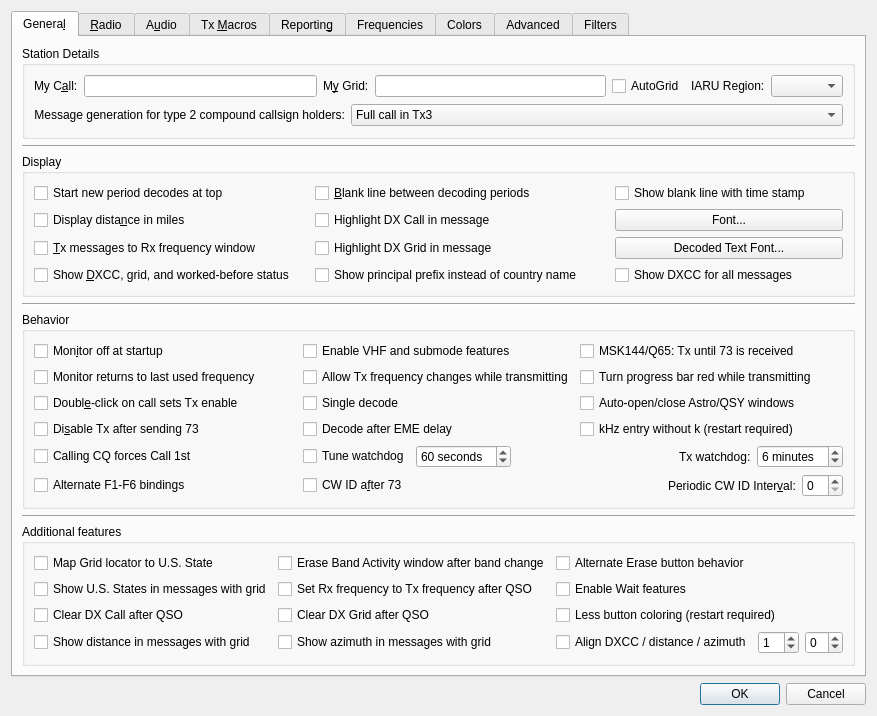
This is Configuration_ohneAlerts.ui in uaro-radio/wsjtx as Qt 5 draws it before an edit. The edited form follows.
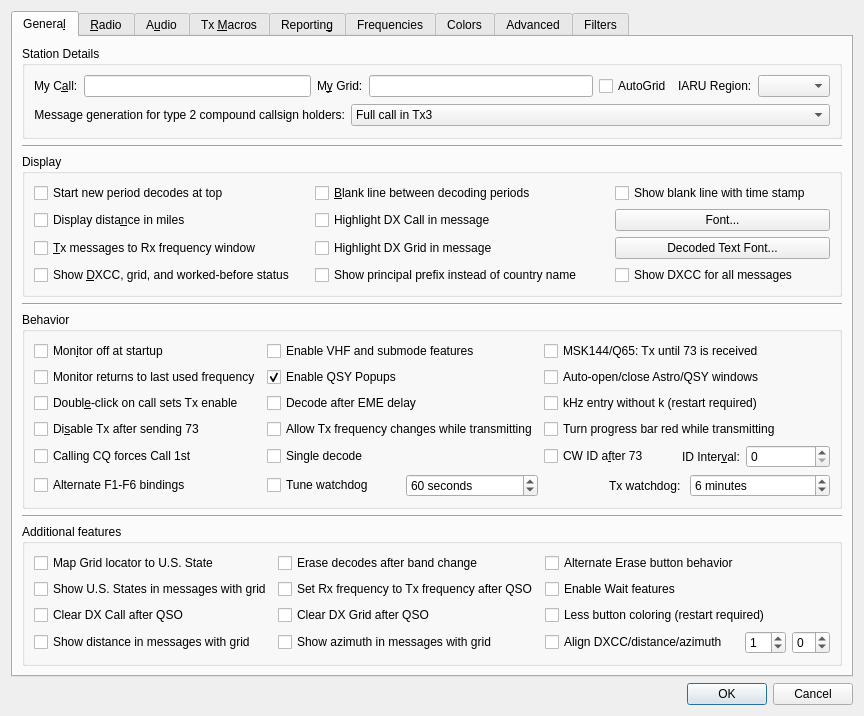
This is the edited form. Custom widgets are drawn as their Qt base class.

Commit message: Update to 241018-006r: Move Enable QSY Messages checkbox to the View menu + Save and restore more QSYMessageCreator parameters.

Diff of the .ui file:
```diff
--- a/Configuration_ohneAlerts.ui
+++ b/Configuration_ohneAlerts.ui
@@ -6,7 +6,7 @@
    <rect>
     <x>0</x>
     <y>0</y>
-    <width>840</width>
+    <width>825</width>
     <height>705</height>
    </rect>
   </property>
@@ -303,28 +303,8 @@
          <property name="title">
           <string>Behavior</string>
          </property>
-         <layout class="QGridLayout" name="gridLayout_8">
-          <item row="0" column="2">
-           <widget class="QCheckBox" name="repeat_Tx_check_box">
-            <property name="toolTip">
-             <string>&lt;html&gt;&lt;head/&gt;&lt;body&gt;&lt;p&gt;Tx until 73 is received when in MSK144 or Q65 mode. &lt;/p&gt;&lt;/body&gt;&lt;/html&gt;</string>
-            </property>
-            <property name="text">
-             <string>MSK144/Q65: Tx until 73 is received</string>
-            </property>
-           </widget>
-          </item>
-          <item row="1" column="0">
-           <widget class="QCheckBox" name="monitor_last_used_check_box">
-            <property name="toolTip">
-             <string>&lt;html&gt;&lt;head/&gt;&lt;body&gt;&lt;p&gt;Check this if you wish to automatically return to the last monitored frequency when monitor is enabled, leave it unchecked if you wish to have the current rig frequency maintained.&lt;/p&gt;&lt;/body&gt;&lt;/html&gt;</string>
-            </property>
-            <property name="text">
-             <string>Monitor returns to last used frequency</string>
-            </property>
-           </widget>
-          </item>
-          <item row="3" column="0">
+         <layout class="QGridLayout" name="gridLayout_8" rowstretch="0,0,0,0,0,0,0,0" columnstretch="2,3,0,2">
+          <item row="5" column="0">
            <widget class="QCheckBox" name="disable_TX_on_73_check_box">
             <property name="toolTip">
              <string>Turns off automatic transmissions after sending a 73 or any other free
@@ -335,10 +315,20 @@
             </property>
            </widget>
           </item>
-          <item row="2" column="1">
-           <widget class="QCheckBox" name="single_decode_check_box">
+          <item row="4" column="0">
+           <widget class="QCheckBox" name="quick_call_check_box">
+            <property name="toolTip">
+             <string>Automatic transmission mode.</string>
+            </property>
             <property name="text">
-             <string>Single decode</string>
+             <string>Doubl&amp;e-click on call sets Tx enable</string>
+            </property>
+           </widget>
+          </item>
+          <item row="7" column="0">
+           <widget class="QCheckBox" name="alternate_bindings_check_box">
+            <property name="text">
+             <string>Alternate F1-F6 bindings</string>
             </property>
            </widget>
           </item>
@@ -349,57 +339,23 @@
             </property>
            </widget>
           </item>
-          <item row="8" column="0">
-           <widget class="QCheckBox" name="alternate_bindings_check_box">
-            <property name="text">
-             <string>Alternate F1-F6 bindings</string>
-            </property>
-           </widget>
-          </item>
-          <item row="3" column="2">
-           <widget class="QCheckBox" name="kHz_without_k_check_box">
+          <item row="1" column="0">
+           <widget class="QCheckBox" name="monitor_last_used_check_box">
             <property name="toolTip">
              <string>&lt;html&gt;&lt;head/&gt;&lt;body&gt;&lt;p&gt;Allow kHz frequency offset entry without 'k' suffix.&lt;/p&gt;&lt;/body&gt;&lt;/html&gt;</string>
             </property>
             <property name="text">
-             <string>kHz entry without k (restart required)</string>
+             <string>Monitor returns to last used frequency</string>
             </property>
            </widget>
           </item>
-          <item row="2" column="2">
-           <widget class="QCheckBox" name="auto_astro_check_box">
-            <property name="toolTip">
-             <string>&lt;html&gt;&lt;head/&gt;&lt;body&gt;&lt;p&gt;Open the Astronomical Data window automatically when switching to Q65 or JT65 mode and Decode after EME delay is enabled, and close it when no longer needed.&lt;/p&gt;&lt;p&gt;Open the QSYMessage Creator automatically if the VHF Features are enabled and such QSY messages are applicable.&lt;/p&gt;&lt;/body&gt;&lt;/html&gt;</string>
-            </property>
-            <property name="text">
-             <string>Auto-open/close Astro/QSY windows</string>
-            </property>
-           </widget>
-          </item>
-          <item row="3" column="1">
+          <item row="4" column="1">
            <widget class="QCheckBox" name="decode_at_52s_check_box">
             <property name="text">
              <string>Decode after EME delay</string>
             </property>
            </widget>
           </item>
-          <item row="1" column="2">
-           <widget class="QCheckBox" name="progress_bar_check_box">
-            <property name="toolTip">
-             <string>&lt;html&gt;&lt;head/&gt;&lt;body&gt;&lt;p&gt;Turn the progress bar red while transmitting.&lt;/p&gt;&lt;/body&gt;&lt;/html&gt;</string>
-            </property>
-            <property name="text">
-             <string>Turn progress bar red while transmitting</string>
-            </property>
-           </widget>
-          </item>
-          <item row="0" column="1">
-           <widget class="QCheckBox" name="enable_VHF_features_check_box">
-            <property name="text">
-             <string>Enable VHF and submode features</string>
-            </property>
-           </widget>
-          </item>
           <item row="0" column="0">
            <widget class="QCheckBox" name="monitor_off_check_box">
             <property name="toolTip">
@@ -413,32 +369,43 @@
             </property>
            </widget>
           </item>
-          <item row="8" column="1" colspan="2">
-           <layout class="QHBoxLayout" name="horizontalLayout_9">
-            <item>
-             <widget class="QCheckBox" name="CW_id_after_73_check_box">
-              <property name="toolTip">
-               <string>Send a CW ID after every 73 or free text message.</string>
-              </property>
-              <property name="text">
-               <string>CW ID a&amp;fter 73</string>
-              </property>
-             </widget>
-            </item>
-            <item>
-             <spacer name="horizontalSpacer">
-              <property name="orientation">
-               <enum>Qt::Horizontal</enum>
-              </property>
-              <property name="sizeHint" stdset="0">
-               <size>
-                <width>0</width>
-                <height>0</height>
-               </size>
-              </property>
-             </spacer>
-            </item>
-            <item>
+          <item row="6" column="1">
+           <widget class="QCheckBox" name="single_decode_check_box">
+            <property name="text">
+             <string>Single decode</string>
+            </property>
+           </widget>
+          </item>
+          <item row="5" column="1">
+           <widget class="QCheckBox" name="tx_QSY_check_box">
+            <property name="toolTip">
+             <string>&lt;html&gt;&lt;head/&gt;&lt;body&gt;&lt;p&gt;Some rigs are not able to process CAT commands while transmitting. This means that if you are operating in split mode you may have to uncheck this option.&lt;/p&gt;&lt;/body&gt;&lt;/html&gt;</string>
+            </property>
+            <property name="text">
+             <string>Allow Tx frequency changes while transmitting</string>
+            </property>
+           </widget>
+          </item>
+          <item row="1" column="1">
+           <widget class="QCheckBox" name="qsy_popup_check_box">
+            <property name="text">
+             <string>Enable QSY Popups</string>
+            </property>
+            <property name="checked">
+             <bool>true</bool>
+            </property>
+           </widget>
+          </item>
+          <item row="0" column="1">
+           <widget class="QCheckBox" name="enable_VHF_features_check_box">
+            <property name="text">
+             <string>Enable VHF and submode features</string>
+            </property>
+           </widget>
+          </item>
+          <item row="6" column="3">
+           <layout class="QHBoxLayout" name="horizontalLayout_9" stretch="0,0">
+            <item alignment="Qt::AlignRight">
              <widget class="QLabel" name="label">
               <property name="sizePolicy">
                <sizepolicy hsizetype="Preferred" vsizetype="Preferred">
@@ -447,7 +414,7 @@
                </sizepolicy>
               </property>
               <property name="text">
-               <string>Periodic CW ID Inter&amp;val:</string>
+               <string>ID Inter&amp;val:</string>
               </property>
               <property name="buddy">
                <cstring>CW_id_interval_spin_box</cstring>
@@ -466,25 +433,25 @@
             </item>
            </layout>
           </item>
-          <item row="1" column="1">
-           <widget class="QCheckBox" name="tx_QSY_check_box">
+          <item row="6" column="2">
+           <widget class="QCheckBox" name="CW_id_after_73_check_box">
             <property name="toolTip">
              <string>&lt;html&gt;&lt;head/&gt;&lt;body&gt;&lt;p&gt;Some rigs are not able to process CAT commands while transmitting. This means that if you are operating in split mode you may have to uncheck this option.&lt;/p&gt;&lt;/body&gt;&lt;/html&gt;</string>
             </property>
             <property name="text">
-             <string>Allow Tx frequency changes while transmitting</string>
+             <string>CW ID a&amp;fter 73</string>
             </property>
            </widget>
           </item>
-          <item row="6" column="1" colspan="2">
-           <layout class="QHBoxLayout" name="horizontalLayout_12">
+          <item row="7" column="1">
+           <layout class="QHBoxLayout" name="TuneWatchdog_Layout" stretch="0,0">
             <item>
              <widget class="QCheckBox" name="tune_watchdog_check_box">
               <property name="toolTip">
                <string>&lt;html&gt;&lt;head/&gt;&lt;body&gt;&lt;p&gt;Disable the Tune watchdog.&lt;/p&gt;&lt;/body&gt;&lt;/html&gt;</string>
               </property>
               <property name="text">
-               <string>Tune watchdog</string>
+               <string>Tune watchdog   </string>
               </property>
              </widget>
             </item>
@@ -507,23 +474,14 @@
               </property>
              </widget>
             </item>
-            <item>
-             <spacer name="horizontalSpacer_7">
-              <property name="orientation">
-               <enum>Qt::Horizontal</enum>
-              </property>
-              <property name="sizeHint" stdset="0">
-               <size>
-                <width>0</width>
-                <height>0</height>
-               </size>
-              </property>
-             </spacer>
-            </item>
-            <item>
+           </layout>
+          </item>
+          <item row="7" column="2" colspan="2">
+           <layout class="QHBoxLayout" name="TxWatchdog_Layout">
+            <item alignment="Qt::AlignRight">
              <widget class="QLabel" name="label_10">
               <property name="text">
-               <string>Tx watchdog:</string>
+               <string>Tx watchdog: </string>
               </property>
               <property name="buddy">
                <cstring>tx_watchdog_spin_box</cstring>
@@ -551,13 +509,43 @@
             </item>
            </layout>
           </item>
-          <item row="2" column="0">
-           <widget class="QCheckBox" name="quick_call_check_box">
+          <item row="5" column="2" colspan="2">
+           <widget class="QCheckBox" name="progress_bar_check_box">
             <property name="toolTip">
              <string>Automatic transmission mode.</string>
             </property>
             <property name="text">
-             <string>Doubl&amp;e-click on call sets Tx enable</string>
+             <string>Turn progress bar red while transmitting</string>
+            </property>
+           </widget>
+          </item>
+          <item row="4" column="2" colspan="2">
+           <widget class="QCheckBox" name="kHz_without_k_check_box">
+            <property name="toolTip">
+             <string>&lt;html&gt;&lt;head/&gt;&lt;body&gt;&lt;p&gt;Allow kHz frequency offset entry without 'k' suffix.&lt;/p&gt;&lt;/body&gt;&lt;/html&gt;</string>
+            </property>
+            <property name="text">
+             <string>kHz entry without k (restart required)</string>
+            </property>
+           </widget>
+          </item>
+          <item row="1" column="2" colspan="2">
+           <widget class="QCheckBox" name="auto_astro_check_box">
+            <property name="toolTip">
+             <string>&lt;html&gt;&lt;head/&gt;&lt;body&gt;&lt;p&gt;Open the Astronomical Data window automatically when switching to Q65 or JT65 mode and Decode after EME delay is enabled, and close it when no longer needed.&lt;/p&gt;&lt;p&gt;Open the QSYMessage Creator automatically if the VHF Features are enabled and such QSY messages are applicable.&lt;/p&gt;&lt;/body&gt;&lt;/html&gt;</string>
+            </property>
+            <property name="text">
+             <string>Auto-open/close Astro/QSY windows</string>
+            </property>
+           </widget>
+          </item>
+          <item row="0" column="2" colspan="2">
+           <widget class="QCheckBox" name="repeat_Tx_check_box">
+            <property name="toolTip">
+             <string>&lt;html&gt;&lt;head/&gt;&lt;body&gt;&lt;p&gt;Tx until 73 is received when in MSK144 or Q65 mode. &lt;/p&gt;&lt;/body&gt;&lt;/html&gt;</string>
+            </property>
+            <property name="text">
+             <string>MSK144/Q65: Tx until 73 is received</string>
             </property>
            </widget>
           </item>
@@ -582,7 +570,7 @@
          <property name="title">
           <string>Additional features</string>
          </property>
-         <layout class="QGridLayout" name="gridLayout_17" columnstretch="2,2,1,1,1">
+         <layout class="QGridLayout" name="gridLayout_17" columnstretch="3,3,2,1,1">
           <item row="2" column="1">
            <widget class="QCheckBox" name="cbRxToTxAfterQSO">
             <property name="text">
@@ -603,7 +591,7 @@
           <item row="1" column="1">
            <widget class="QCheckBox" name="cbEraseBandActivity">
             <property name="text">
-             <string>Erase Band Activity window after band change</string>
+             <string>Erase decodes after band change</string>
             </property>
            </widget>
           </item>
@@ -634,7 +622,7 @@
              <string>&lt;html&gt;&lt;head/&gt;&lt;body&gt;&lt;p&gt;Align the text for DXCC, distance and azimuth.&lt;/p&gt;&lt;/body&gt;&lt;/html&gt;</string>
             </property>
             <property name="text">
-             <string>Align DXCC / distance / azimuth</string>
+             <string>Align DXCC/distance/azimuth</string>
             </property>
            </widget>
           </item>
```
Left out of the diff: 83 changed lines with no effect on the pictures. The commit also changes 27 other files.
